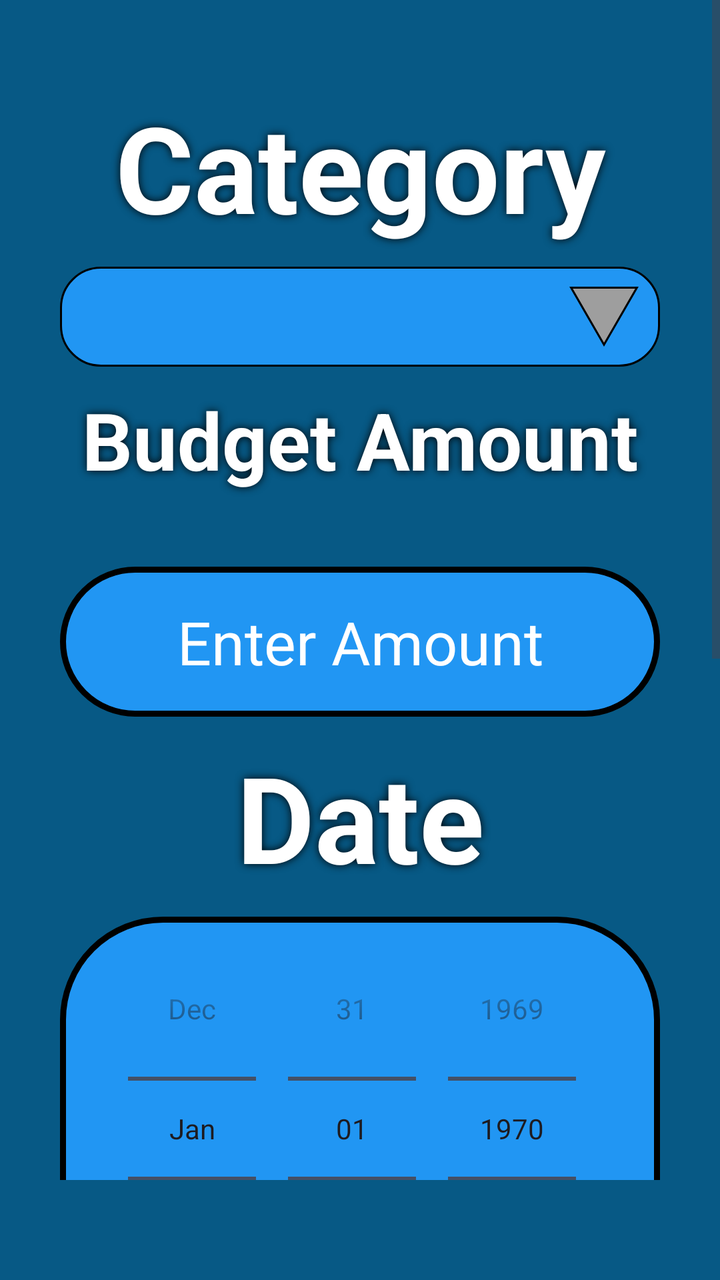
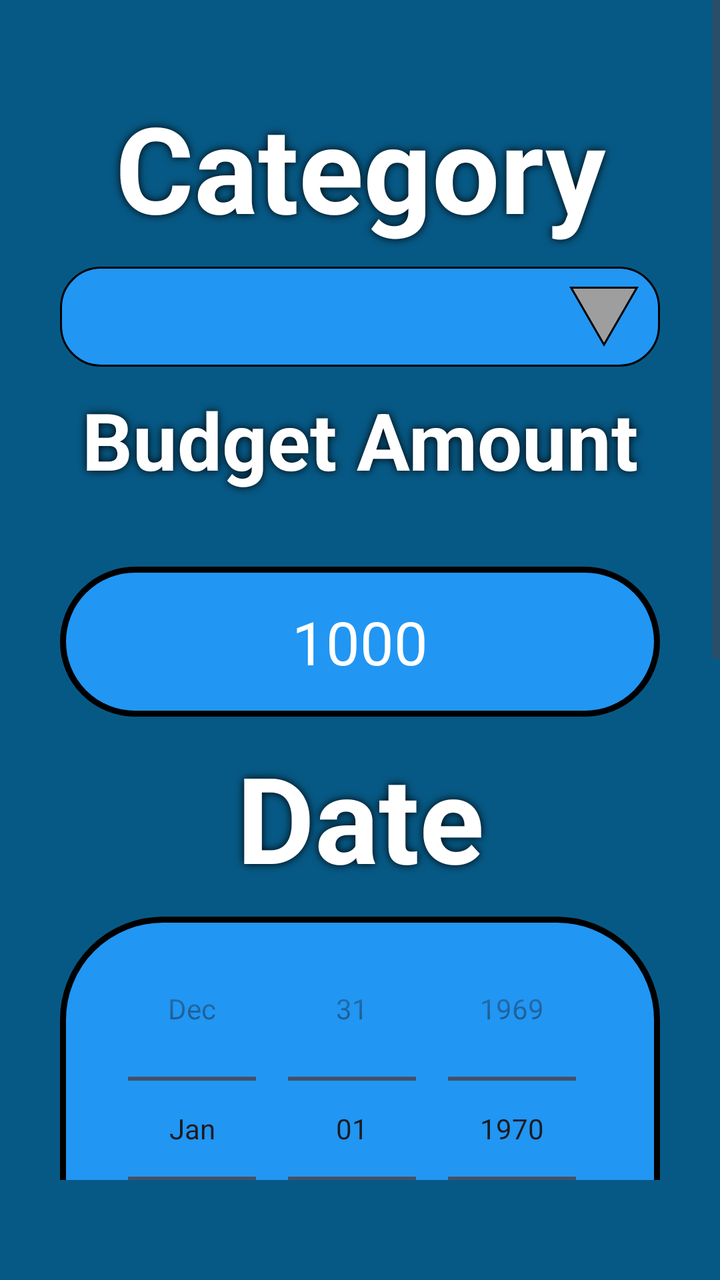

Two renders of the same Android screen: before a commit and after it. Below are the layout's source before the change and the commit's diff.
<!-- AndroidManifest.xml: application theme Theme.KracKShacKBanking -->
<!-- res/layout/expense_create.xml -->
<?xml version="1.0" encoding="utf-8"?>
<androidx.constraintlayout.widget.ConstraintLayout xmlns:android="http://schemas.android.com/apk/res/android"
    xmlns:app="http://schemas.android.com/apk/res-auto"
    xmlns:tools="http://schemas.android.com/tools"
    android:layout_width="match_parent"
    android:layout_height="match_parent"
    android:background="@color/maincolour">

    <ScrollView
        android:layout_width="match_parent"
        android:layout_height="match_parent"
        android:layout_marginBottom="50dp"
        app:layout_constraintBottom_toBottomOf="parent"
        app:layout_constraintEnd_toEndOf="parent"
        app:layout_constraintStart_toStartOf="parent"
        app:layout_constraintTop_toTopOf="parent">

        <LinearLayout
            android:layout_width="match_parent"
            android:layout_height="wrap_content"
            android:layout_gravity="center"
            android:gravity="center"
            android:orientation="vertical">

            <TextView
                android:id="@+id/txtCategory"
                android:layout_width="wrap_content"
                android:layout_height="wrap_content"
                android:layout_marginTop="500dp"
                android:width="300dp"
                android:height="100dp"
                android:autoSizeTextType="uniform"
                android:elevation="4dp"
                android:paddingStart="10dp"
                android:paddingTop="10dp"
                android:paddingEnd="10dp"
                android:paddingBottom="10dp"
                android:shadowColor="@color/black"
                android:shadowDx="0.0"
                android:shadowDy="0.0"
                android:shadowRadius="10.0"
                android:text="@string/budget_category"
                android:textAlignment="center"
                android:textColor="@color/white"
                android:textStyle="bold" />

            <Spinner
                android:id="@+id/spnCategory"
                android:layout_width="300dp"
                android:layout_height="wrap_content"
                android:background="@drawable/format_spinner" />

            <TextView
                android:id="@+id/txtAmount"
                android:layout_width="wrap_content"
                android:layout_height="wrap_content"
                android:width="300dp"
                android:height="100dp"
                android:autoSizeTextType="uniform"
                android:elevation="4dp"
                android:paddingStart="10dp"
                android:paddingTop="10dp"
                android:paddingEnd="10dp"
                android:paddingBottom="10dp"
                android:shadowColor="@color/black"
                android:shadowDx="0.0"
                android:shadowDy="0.0"
                android:shadowRadius="10.0"
                android:text="@string/budget_amount"
                android:textAlignment="center"
                android:textColor="@color/white"
                android:textStyle="bold" />

            <EditText
                android:id="@+id/txtAmountInput"
                android:layout_width="300dp"
                android:layout_height="75dp"
                android:background="@drawable/format_button"
                android:gravity="center"
                android:hint="@string/transaction_amount_hint"
                android:inputType="numberDecimal"
                android:paddingStart="10dp"
                android:paddingTop="10dp"
                android:paddingEnd="10dp"
                android:paddingBottom="10dp"
                android:textColor="@color/white"
                android:textColorHint="@color/white"
                android:textSize="30sp" />

            <TextView
                android:id="@+id/txtDate"
                android:layout_width="wrap_content"
                android:layout_height="wrap_content"
                android:width="300dp"
                android:height="100dp"
                android:autoSizeTextType="uniform"
                android:elevation="4dp"
                android:paddingStart="10dp"
                android:paddingTop="10dp"
                android:paddingEnd="10dp"
                android:paddingBottom="10dp"
                android:shadowColor="@color/black"
                android:shadowDx="0.0"
                android:shadowDy="0.0"
                android:shadowRadius="10.0"
                android:text="@string/transaction_date"
                android:textAlignment="center"
                android:textColor="@color/white"
                android:textStyle="bold" />

            <DatePicker
                android:id="@+id/dpDate"
                android:layout_width="300dp"
                android:layout_height="wrap_content"
                android:background="@drawable/format_button"
                android:calendarViewShown="false"
                android:datePickerMode="spinner"
                android:padding="0dp">

            </DatePicker>

            <TextView
                android:id="@+id/txtDescriptionLabel"
                android:layout_width="wrap_content"
                android:layout_height="wrap_content"
                android:width="300dp"
                android:height="100dp"
                android:autoSizeTextType="uniform"
                android:elevation="4dp"
                android:paddingStart="10dp"
                android:paddingTop="10dp"
                android:paddingEnd="10dp"
                android:paddingBottom="10dp"
                android:shadowColor="@color/black"
                android:shadowDx="0.0"
                android:shadowDy="0.0"
                android:shadowRadius="10.0"
                android:text="@string/transaction_description"
                android:textAlignment="center"
                android:textColor="@color/white"
                android:textStyle="bold" />

            <EditText
                android:id="@+id/txtDescription"
                android:layout_width="300dp"
                android:layout_height="75dp"
                android:background="@drawable/format_button"
                android:gravity="center"
                android:hint="@string/transaction_description_hint"
                android:inputType="text"
                android:paddingStart="10dp"
                android:paddingTop="10dp"
                android:paddingEnd="10dp"
                android:paddingBottom="10dp"
                android:textColor="@color/white"
                android:textColorHint="@color/white"
                android:textSize="20sp" />

            <androidx.appcompat.widget.AppCompatButton
                android:id="@+id/btnUploadPhoto"
                android:layout_width="300dp"
                android:layout_height="100dp"
                android:layout_marginTop="25dp"
                android:background="@drawable/format_button" />

            <TextView
                android:id="@+id/txtUploadPhoto"
                android:layout_width="300dp"
                android:layout_height="100dp"
                android:layout_marginTop="-100dp"
                android:autoSizeTextType="uniform"
                android:elevation="5dp"
                android:padding="20dp"
                android:shadowColor="@color/black"
                android:shadowDx="0.0"
                android:shadowDy="0.0"
                android:shadowRadius="10.0"
                android:text="@string/upload_photo"
                android:textAlignment="center"
                android:textColor="@color/white" />

            <Button
                android:id="@+id/btnCancel"
                android:layout_width="wrap_content"
                android:layout_height="wrap_content"
                android:layout_marginStart="-75dp"
                android:layout_marginTop="10dp"
                android:width="125dp"
                android:height="75dp"
                android:backgroundTint="@color/red" />

            <Button
                android:id="@+id/btnEnter"
                android:layout_width="wrap_content"
                android:layout_height="wrap_content"
                android:layout_marginTop="-75dp"
                android:layout_marginEnd="-75dp"
                android:width="125dp"
                android:height="75dp"
                android:backgroundTint="@color/green"
                app:layout_constraintEnd_toEndOf="@+id/txtConfirmPasswordInput"
                app:layout_constraintTop_toBottomOf="@+id/txtConfirmPasswordInput" />

            <TextView
                android:id="@+id/btnCancelText"
                android:layout_width="wrap_content"
                android:layout_height="wrap_content"
                android:layout_marginStart="-75dp"
                android:layout_marginTop="-75dp"
                android:width="125dp"
                android:height="75dp"
                android:autoSizeTextType="uniform"
                android:elevation="5dp"
                android:gravity="center"
                android:padding="20dp"
                android:shadowColor="@color/black"
                android:shadowDx="0.0"
                android:shadowDy="0.0"
                android:shadowRadius="10.0"
                android:text="@string/cancel"
                android:textColor="@color/white" />

            <TextView
                android:id="@+id/btnEnterText"
                android:layout_width="wrap_content"
                android:layout_height="wrap_content"
                android:layout_marginTop="-75dp"
                android:layout_marginEnd="-75dp"
                android:width="125dp"
                android:height="75dp"
                android:autoSizeTextType="uniform"
                android:elevation="5dp"
                android:gravity="center"
                android:padding="20dp"
                android:shadowColor="@color/black"
                android:shadowDx="0.0"
                android:shadowDy="0.0"
                android:shadowRadius="10.0"
                android:text="@string/save"
                android:textColor="@color/white" />
        </LinearLayout>
    </ScrollView>
</androidx.constraintlayout.widget.ConstraintLayout>
<!-- resources referenced by this layout -->
<resources>
  <color name="black">#000000</color>
  <color name="green">#4CAF50</color>
  <color name="maincolour">#075985</color>
  <color name="red">#F44336</color>
  <color name="white">#FFFFFF</color>
  <!-- drawable format_button (drawable) -->
  <?xml version="1.0" encoding="utf-8"?>
  <selector xmlns:android="http://schemas.android.com/apk/res/android">
      <item android:state_enabled="true">
          <shape android:shape="rectangle">
              <solid android:color="@color/primary" />
              <stroke
                  android:width="3dp"
                  android:color="@color/black" />
              <corners android:radius="50dp" />
              <padding
                  android:left="50dp"
                  android:top="50dp"
                  android:right="50dp"
                  android:bottom="50dp" />
          </shape>
      </item>
  </selector>
  <!-- drawable format_spinner (drawable) -->
  <?xml version="1.0" encoding="utf-8"?>
  <selector xmlns:android="http://schemas.android.com/apk/res/android">
      <item>
          <layer-list>
              <item>
                  <shape>
                      <gradient android:angle="90" android:endColor="@color/primary" android:startColor="@color/primary" android:type="linear" />
  
                      <stroke android:width="1dp" android:color="@color/black" />
                      <corners android:radius="20dp" />
                      <padding android:bottom="10dp" android:left="10dp" android:right="10dp" android:top="10dp" />
                  </shape>
              </item>
              <item android:drawable="@drawable/spinner_icon" android:gravity="right" />
          </layer-list>
      </item>
  </selector>
  <string name="budget_amount">Budget Amount</string>
  <string name="budget_category">Category</string>
  <string name="cancel">Cancel</string>
  <string name="save">Save</string>
  <string name="transaction_amount_hint">Enter Amount</string>
  <string name="transaction_date">Date</string>
  <string name="transaction_description">Description</string>
  <string name="transaction_description_hint">Enter Description</string>
  <string name="upload_photo">Upload Photo</string>
  <style name="Theme.KracKShacKBanking" parent="Theme.Material3.DayNight.NoActionBar">
          <item name="colorPrimary">@color/primary</item>
          <item name="colorPrimaryVariant">@color/primary_dark</item>
          <item name="colorOnPrimary">@color/white</item>
          <item name="colorSecondary">@color/secondary</item>
          <item name="colorSecondaryVariant">@color/secondary_dark</item>
          <item name="colorOnSecondary">@color/black</item>
          <item name="android:statusBarColor">@color/primary</item>
          <item name="android:navigationBarColor">@color/primary</item>
          <item name="android:windowLightStatusBar">false</item>
  
      </style>
  <color name="primary">#2196F3</color>
  <!-- drawable spinner_icon (drawable) -->
  <vector xmlns:android="http://schemas.android.com/apk/res/android"
      android:width="36dp"
      android:height="30dp"
      android:viewportWidth="36"
      android:viewportHeight="30">
      <path
          android:fillColor="@color/gray"
          android:pathData="M34.455,0.5H1.545L18,29.001L34.455,0.5Z"
          android:strokeWidth="1"
          android:strokeColor="@color/black" />
  </vector>
  <color name="primary_dark">#1976D2</color>
  <color name="secondary">#FFC107</color>
  <color name="secondary_dark">#FFA000</color>
  <color name="gray">#9E9E9E</color>
</resources>

<!-- the commit's change to res/layout/expense_create.xml (unified diff, before → after) -->
@@ -83,6 +83,7 @@
                 android:paddingTop="10dp"
                 android:paddingEnd="10dp"
                 android:paddingBottom="10dp"
+                android:text="@string/tempAmount"
                 android:textColor="@color/white"
                 android:textColorHint="@color/white"
                 android:textSize="30sp" />
@@ -115,9 +116,7 @@
                 android:background="@drawable/format_button"
                 android:calendarViewShown="false"
                 android:datePickerMode="spinner"
-                android:padding="0dp">
-
-            </DatePicker>
+                android:padding="0dp" />
 
             <TextView
                 android:id="@+id/txtDescriptionLabel"
@@ -152,6 +151,7 @@
                 android:paddingTop="10dp"
                 android:paddingEnd="10dp"
                 android:paddingBottom="10dp"
+                android:text="@string/tempDescription"
                 android:textColor="@color/white"
                 android:textColorHint="@color/white"
                 android:textSize="20sp" />
<!-- resource entries referenced after the edit -->
@@ -45,6 +45,8 @@
   <string name="budget_category">Category</string>
   <string name="cancel">Cancel</string>
   <string name="save">Save</string>
+  <string name="tempAmount">1000</string>
+  <string name="tempDescription">Bought food</string>
   <string name="transaction_amount_hint">Enter Amount</string>
   <string name="transaction_date">Date</string>
   <string name="transaction_description">Description</string>
